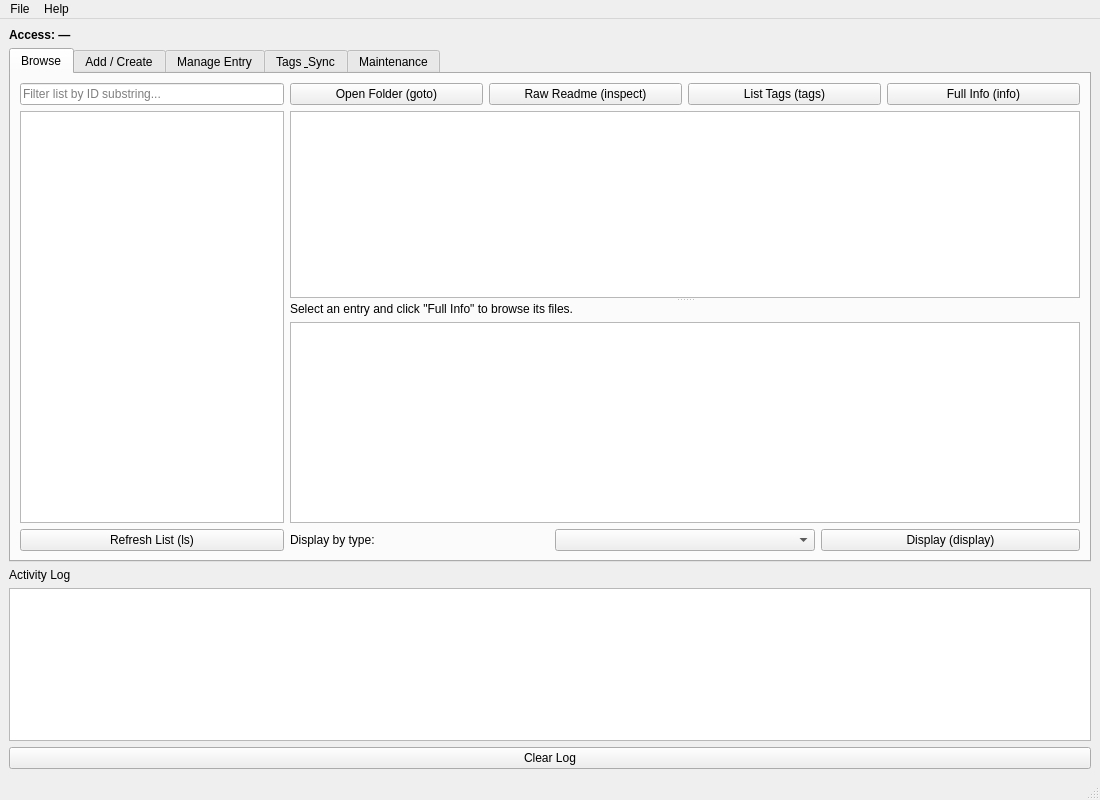
The window that base_gui.ui (ge23jud/Fabrication-Database) describes before a commit, drawn with Qt 5.
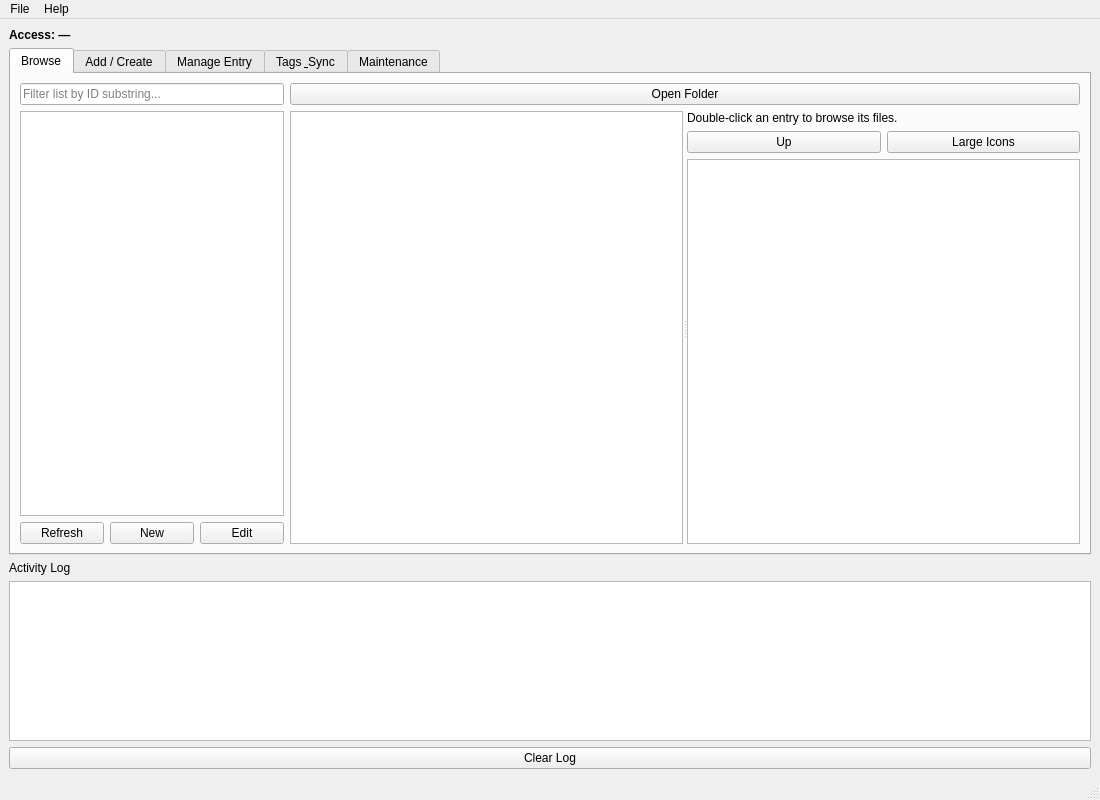
The same window after the commit. The open tabs and pages were chosen to show the change.

Commit message: Add New/Edit popup dialogs, Explorer-style thumbnail view, and clickable ID links

```diff
--- a/base_gui.ui
+++ b/base_gui.ui
@@ -40,11 +40,29 @@
            <widget class="QListWidget" name="idListWidget"/>
           </item>
           <item>
+           <layout class="QHBoxLayout" name="browseListButtonsHLayout">
+            <item>
            <widget class="QPushButton" name="refreshBtn">
             <property name="text">
-             <string>Refresh List (ls)</string>
-            </property>
-           </widget>
+               <string>Refresh</string>
+              </property>
+             </widget>
+            </item>
+            <item>
+             <widget class="QPushButton" name="newBtn">
+              <property name="text">
+               <string>New</string>
+              </property>
+             </widget>
+            </item>
+            <item>
+             <widget class="QPushButton" name="editBtn">
+              <property name="text">
+               <string>Edit</string>
+              </property>
+             </widget>
+            </item>
+           </layout>
           </item>
          </layout>
         </item>
@@ -55,28 +73,7 @@
             <item>
              <widget class="QPushButton" name="gotoBtn">
               <property name="text">
-               <string>Open Folder (goto)</string>
-              </property>
-             </widget>
-            </item>
-            <item>
-             <widget class="QPushButton" name="inspectBtn">
-              <property name="text">
-               <string>Raw Readme (inspect)</string>
-              </property>
-             </widget>
-            </item>
-            <item>
-             <widget class="QPushButton" name="tagsBtn">
-              <property name="text">
-               <string>List Tags (tags)</string>
-              </property>
-             </widget>
-            </item>
-            <item>
-             <widget class="QPushButton" name="infoBtn">
-              <property name="text">
-               <string>Full Info (info)</string>
+               <string>Open Folder</string>
               </property>
              </widget>
             </item>
@@ -85,7 +82,7 @@
           <item>
            <widget class="QSplitter" name="detailSplitter">
             <property name="orientation">
-             <enum>Qt::Vertical</enum>
+             <enum>Qt::Horizontal</enum>
             </property>
             <widget class="QTextBrowser" name="detailView"/>
             <widget class="QWidget" name="fileTreeContainer">
@@ -97,7 +94,7 @@
               <item>
                <widget class="QLabel" name="filePathLabel">
                 <property name="text">
-                 <string>Select an entry and click "Full Info" to browse its files.</string>
+                 <string>Double-click an entry to browse its files.</string>
                 </property>
                 <property name="wordWrap">
                  <bool>true</bool>
@@ -105,6 +102,32 @@
                </widget>
               </item>
               <item>
+               <layout class="QHBoxLayout" name="fileViewControlsHLayout">
+                <item>
+                 <widget class="QPushButton" name="fileUpBtn">
+                  <property name="text">
+                   <string>Up</string>
+                  </property>
+                 </widget>
+                </item>
+                <item>
+                 <widget class="QPushButton" name="fileViewToggleBtn">
+                  <property name="text">
+                   <string>Large Icons</string>
+                  </property>
+                 </widget>
+                </item>
+               </layout>
+              </item>
+              <item>
+               <widget class="QStackedWidget" name="fileViewStack">
+                <widget class="QWidget" name="fileTreePage">
+                 <layout class="QVBoxLayout" name="fileTreePageVLayout">
+                  <property name="leftMargin"><number>0</number></property>
+                  <property name="topMargin"><number>0</number></property>
+                  <property name="rightMargin"><number>0</number></property>
+                  <property name="bottomMargin"><number>0</number></property>
+                  <item>
                <widget class="QTreeView" name="fileTreeView">
                 <property name="toolTip">
                  <string>Double-click a file to open it. Double-click a folder to expand/collapse it.</string>
@@ -113,28 +136,26 @@
               </item>
              </layout>
             </widget>
-           </widget>
-          </item>
+                <widget class="QWidget" name="fileIconPage">
+                 <layout class="QVBoxLayout" name="fileIconPageVLayout">
+                  <property name="leftMargin"><number>0</number></property>
+                  <property name="topMargin"><number>0</number></property>
+                  <property name="rightMargin"><number>0</number></property>
+                  <property name="bottomMargin"><number>0</number></property>
           <item>
-           <layout class="QHBoxLayout" name="displayFilterHLayout">
-            <item>
-             <widget class="QLabel" name="displayLabel">
-              <property name="text">
-               <string>Display by type:</string>
+                   <widget class="QListView" name="fileIconView">
+                    <property name="toolTip">
+                     <string>Double-click a file to open it. Double-click a folder to browse into it.</string>
               </property>
              </widget>
             </item>
-            <item>
-             <widget class="QComboBox" name="typeCombo"/>
-            </item>
-            <item>
-             <widget class="QPushButton" name="displayBtn">
-              <property name="text">
-               <string>Display (display)</string>
-              </property>
-             </widget>
-            </item>
-           </layout>
+                 </layout>
+                </widget>
+               </widget>
+              </item>
+             </layout>
+            </widget>
+           </widget>
           </item>
          </layout>
         </item>
```
Lines whose indentation alone changed are shown as unchanged. The commit also changes 3 other files.
